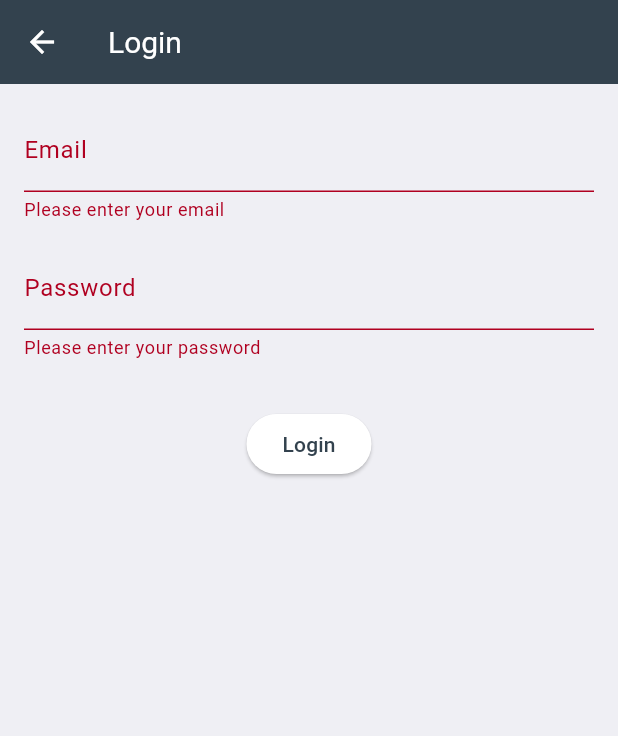
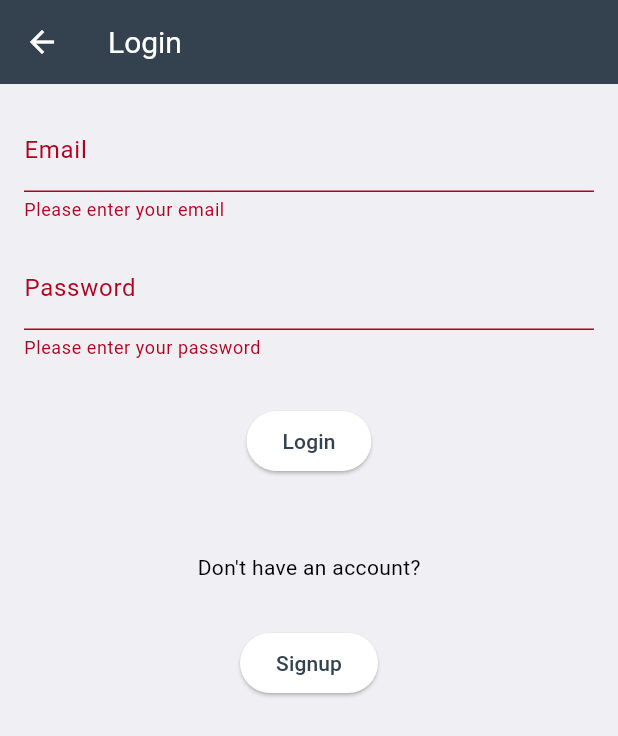
Before and after one commit to banghuazhao/swiftcomp-flutter, a Flutter app: the NewLoginPage screen opened directly, after a tap on "Login", on a phone screen of 412 x 824 dp. Shown: the top 736 px of the screen. Run offline on Flutter 3.47's test engine with Material 3 defaults, Android fonts, the light colour scheme and no system bars; our stand-ins replace auto_size_text, device_info, fl_chart, flutter_dotenv, flutter_markdown, flutter_progress_hud and 6 more; missing offline and left inert: amplify_auth_cognito, amplify_flutter, app_tracking_transparency, composite_calculator, flutter_math_fork, launch_review and 2 more; accounts and stored records are empty.

Commit message:
Create logic for new login and signup

```diff
--- /dev/null
+++ b/domain/lib/entities/user.dart
@@ -0,0 +1,5 @@
+class User {
+  final String email;
+
+  User({required this.email});
+}
--- /dev/null
+++ b/domain/lib/repositories_abstract/auth_repository.dart
@@ -0,0 +1,8 @@
+// lib/domain/repositories/signup_repository.dart
+
+import '../entities/user.dart';
+
+abstract class AuthRepository {
+  Future<User> signup(String email, String password);
+  Future<String> login(String email, String password); // New login method
+}
--- /dev/null
+++ b/domain/lib/usecases/auth_usecase.dart
@@ -0,0 +1,20 @@
+// lib/domain/usecases/signup_usecase.dart
+
+import '../entities/user.dart';
+import '../repositories_abstract/auth_repository.dart';
+
+class AuthUseCase {
+  final AuthRepository repository;
+
+  AuthUseCase({required this.repository});
+
+  Future<User> signup(String email, String password) async {
+    // Add any business logic or validation here if needed
+    return await repository.signup(email, password);
+  }
+
+  Future<String> login(String email, String password) async {
+    // Add any business logic or validation here if needed
+    return await repository.login(email, password);
+  }
+}
--- a/lib/presentation/more/NewLogin/new_login.dart
+++ /dev/null
@@ -1,85 +0,0 @@
-import 'package:flutter/material.dart';
-import 'package:provider/provider.dart';
-
-class NewLoginPage extends StatefulWidget {
-  const NewLoginPage({Key? key}) : super(key: key);
-
-  @override
-  State<NewLoginPage> createState() => _LoginPageState();
-}
-
-class _LoginPageState extends State<NewLoginPage> {
-  final _formKey = GlobalKey<FormState>();
-  String email = '';
-  String password = '';
-  bool isLoading = false;
-
-  void _login() async {
-    if (_formKey.currentState!.validate()) {
-      setState(() => isLoading = true);
-      // final authService = context.read<AuthService>();
-      try {
-        final success = true;
-
-        if (success) {
-          // Navigate to the home page
-          Navigator.pop(context, "Log in Success");
-        }
-      } catch (e) {
-        // Show error message
-        ScaffoldMessenger.of(context).showSnackBar(
-          SnackBar(content: Text(e.toString())),
-        );
-      } finally {
-        setState(() => isLoading = false);
-      }
-    }
-  }
-
-  @override
-  Widget build(BuildContext context) {
-    return Scaffold(
-        appBar: AppBar(title: Text('Login')),
-        body: SingleChildScrollView(
-          padding: EdgeInsets.all(16.0),
-          child: Form(
-              key: _formKey,
-              child: Column(
-                children: [
-                  // Email Field
-                  TextFormField(
-                    decoration: InputDecoration(labelText: 'Email'),
-                    onChanged: (value) => email = value.trim(),
-                    validator: (value) {
-                      if (value == null || value.isEmpty)
-                        return 'Please enter your email';
-                      if (!RegExp(r'^[^@]+@[^@]+\.[^@]+')
-                          .hasMatch(value)) return 'Enter a valid email';
-                      return null;
-                    },
-                  ),
-                  SizedBox(height: 16.0),
-                  // Password Field
-                  TextFormField(
-                    decoration: InputDecoration(labelText: 'Password'),
-                    obscureText: true,
-                    onChanged: (value) => password = value.trim(),
-                    validator: (value) {
-                      if (value == null || value.isEmpty)
-                        return 'Please enter your password';
-                      if (value.length < 6)
-                        return 'Password must be at least 6 characters';
-                      return null;
-                    },
-                  ),
-                  SizedBox(height: 32.0),
-                  // Login Button
-                  isLoading
-                      ? CircularProgressIndicator()
-                      : ElevatedButton(
-                      onPressed: _login, child: Text('Login')),
-                ],
-              )),
-        ));
-  }
-}
--- /dev/null
+++ b/lib/presentation/more/NewLogin/viewModels/login_view_model.dart
@@ -0,0 +1,33 @@
+// lib/presentation/viewmodels/login_view_model.dart
+
+import 'package:flutter/material.dart';
+import 'package:domain/usecases/auth_usecase.dart';
+
+class LoginViewModel extends ChangeNotifier {
+  final AuthUseCase authUseCase;
+
+  LoginViewModel({required this.authUseCase});
+
+  bool _isLoading = false;
+  bool get isLoading => _isLoading;
+
+  String? _errorMessage;
+  String? get errorMessage => _errorMessage;
+
+  Future<String?> login(String email, String password) async {
+    _isLoading = true;
+    _errorMessage = null;
+    notifyListeners();
+
+    try {
+      final accessToken = await authUseCase.login(email, password);
+      return accessToken; // Successful login returns the access token
+    } catch (e) {
+      _errorMessage = 'Login failed: ${e.toString()}';
+      return null;
+    } finally {
+      _isLoading = false;
+      notifyListeners();
+    }
+  }
+}
--- /dev/null
+++ b/lib/presentation/more/NewLogin/views/new_login.dart
@@ -0,0 +1,118 @@
+import 'package:domain/entities/user.dart';
+import 'package:domain/usecases/auth_usecase.dart';
+import 'package:flutter/material.dart';
+import 'package:provider/provider.dart';
+import 'package:swiftcomp/presentation/more/NewLogin/views/sigup_page.dart';
+
+import '../../../../injection_container.dart';
+import '../viewModels/login_view_model.dart';
+
+class NewLoginPage extends StatefulWidget {
+  const NewLoginPage({Key? key}) : super(key: key);
+
+  @override
+  State<NewLoginPage> createState() => _LoginPageState();
+}
+
+class _LoginPageState extends State<NewLoginPage> {
+  final _formKey = GlobalKey<FormState>();
+  String email = '';
+  String password = '';
+  bool isLoading = false;
+  final TextEditingController _emailController = TextEditingController();
+
+  void _login(LoginViewModel viewModel) async {
+    if (_formKey.currentState!.validate()) {
+      final accessToken = await viewModel.login(email, password);
+
+      if (accessToken != null) {
+        // Login successful
+        ScaffoldMessenger.of(context).showSnackBar(
+          SnackBar(content: Text('Login Successful! Access Token: $accessToken')),
+        );
+        Navigator.pop(context, "Log in Success");
+      } else if (viewModel.errorMessage != null) {
+        // Display error message
+        ScaffoldMessenger.of(context).showSnackBar(
+          SnackBar(content: Text(viewModel.errorMessage!)),
+        );
+      }
+    }
+  }
+
+  @override
+  Widget build(BuildContext context) {
+    return ChangeNotifierProvider(
+        create: (_) => sl<LoginViewModel>(),
+        child: Consumer<LoginViewModel>(builder: (context, viewModel, child) {
+          return Scaffold(
+              appBar: AppBar(title: Text('Login')),
+              body: SingleChildScrollView(
+                padding: EdgeInsets.all(16.0),
+                child: Form(
+                    key: _formKey,
+                    child: Column(
+                      children: [
+                        // Email Field
+                        TextFormField(
+                          controller: _emailController,
+                          decoration: InputDecoration(labelText: 'Email'),
+                          onChanged: (value) => email = value.trim(),
+                          validator: (value) {
+                            if (value == null || value.isEmpty)
+                              return 'Please enter your email';
+                            if (!RegExp(r'^[^@]+@[^@]+\.[^@]+').hasMatch(value))
+                              return 'Enter a valid email';
+                            return null;
+                          },
+                        ),
+                        SizedBox(height: 16.0),
+                        // Password Field
+                        TextFormField(
+                          decoration: InputDecoration(labelText: 'Password'),
+                          obscureText: true,
+                          onChanged: (value) => password = value.trim(),
+                          validator: (value) {
+                            if (value == null || value.isEmpty)
+                              return 'Please enter your password';
+                            if (value.length < 6)
+                              return 'Password must be at least 6 characters';
+                            return null;
+                          },
+                        ),
+                        SizedBox(height: 30.0),
+                        // Login Button
+                        viewModel.isLoading
+                            ? CircularProgressIndicator()
+                            : ElevatedButton(
+                          onPressed: () => _login(viewModel),
+                          child: Text('Login'),
+                        ),
+                        SizedBox(height: 50.0),
+
+                        Text("Don't have an account?"),
+
+                        SizedBox(height: 30.0),
+                        ElevatedButton(
+                            onPressed: _signup, child: Text('Signup')),
+                      ],
+                    )),
+              ));
+        }));
+  }
+
+  void _signup() async {
+    final result = await Navigator.push(
+      context,
+      MaterialPageRoute(builder: (context) => SignupPage()),
+    );
+
+    if (result != null && result is User) {
+      print(result.email);
+      setState(() {
+        email = result.email;
+        _emailController.text = email;
+      });
+    }
+  }
+}
--- a/lib/presentation/more/more_page.dart
+++ b/lib/presentation/more/more_page.dart
@@ -14,7 +14,7 @@ import 'package:swiftcomp/presentation/more/login/login_page.dart';
 import 'package:swiftcomp/presentation/more/tool_setting_page.dart';
 import 'package:url_launcher/url_launcher_string.dart';
 
-import 'NewLogin/new_login.dart';
+import 'NewLogin/views/new_login.dart';
 import 'feature_flag_page.dart';
 import 'feature_flag_provider.dart';
 
```
Also changed, not shown: data/lib/repositories/auth_repository.dart (added, +46 -0 lines), lib/injection_container.dart (+13 -0 lines), lib/presentation/more/NewLogin/viewModels/signup_view_model.dart (added, +35 -0 lines), lib/presentation/more/NewLogin/views/sigup_page.dart (added, +120 -0 lines).
